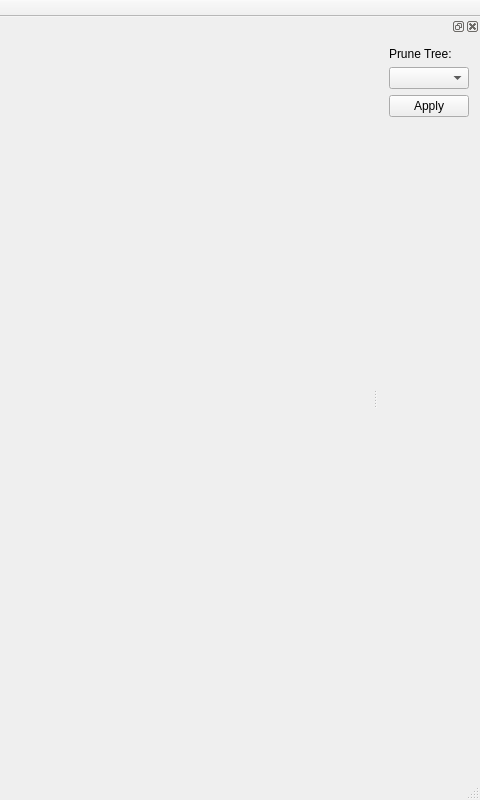
Qt form mainwindow.ui (TimSevereijns/D-Viz) before a commit; both pictures show x 720 to 1200 and y 0 to 800 of the 1200 by 800 pixel window.
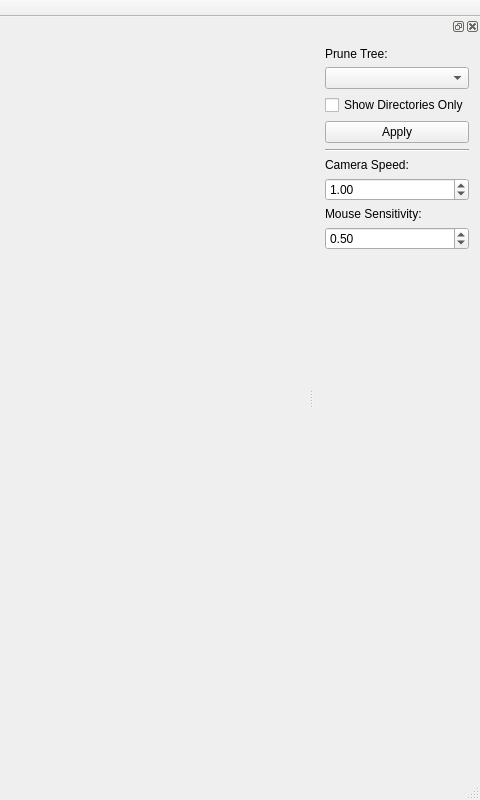
The same form after that commit.

```diff
--- a/mainwindow.ui
+++ b/mainwindow.ui
@@ -65,6 +65,12 @@
   </widget>
   <widget class="QStatusBar" name="statusBar"/>
   <widget class="QDockWidget" name="dockWidget">
+   <property name="minimumSize">
+    <size>
+     <width>150</width>
+     <height>236</height>
+    </size>
+   </property>
    <attribute name="dockWidgetArea">
     <number>2</number>
    </attribute>
@@ -84,6 +90,13 @@
        </property>
       </widget>
      </item>
+     <item>
+      <widget class="QCheckBox" name="checkBox">
+       <property name="text">
+        <string>Show Directories Only</string>
+       </property>
+      </widget>
+     </item>
      <item>
       <widget class="QPushButton" name="pruneTreeButton">
        <property name="text">
@@ -91,6 +104,47 @@
        </property>
       </widget>
      </item>
+     <item>
+      <widget class="Line" name="line">
+       <property name="orientation">
+        <enum>Qt::Horizontal</enum>
+       </property>
+      </widget>
+     </item>
+     <item>
+      <widget class="QLabel" name="label_2">
+       <property name="text">
+        <string>Camera Speed:</string>
+       </property>
+      </widget>
+     </item>
+     <item>
+      <widget class="QDoubleSpinBox" name="doubleSpinBox">
+       <property name="singleStep">
+        <double>0.250000000000000</double>
+       </property>
+       <property name="value">
+        <double>1.000000000000000</double>
+       </property>
+      </widget>
+     </item>
+     <item>
+      <widget class="QLabel" name="label_3">
+       <property name="text">
+        <string>Mouse Sensitivity:</string>
+       </property>
+      </widget>
+     </item>
+     <item>
+      <widget class="QDoubleSpinBox" name="doubleSpinBox_2">
+       <property name="singleStep">
+        <double>0.250000000000000</double>
+       </property>
+       <property name="value">
+        <double>0.500000000000000</double>
+       </property>
+      </widget>
+     </item>
      <item>
       <spacer name="verticalSpacer">
        <property name="orientation">
```
Left out of the diff: 2 changed lines with no effect on the pictures.
